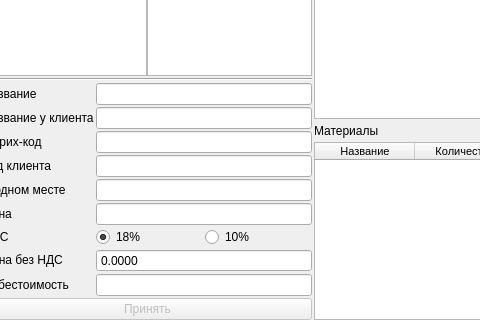
Old version of the form ui/article_test.ui in the repository Meller008/CRM-Avi; both pictures show x 224 to 704 and y 348 to 668 of the 1197 by 668 pixel window.
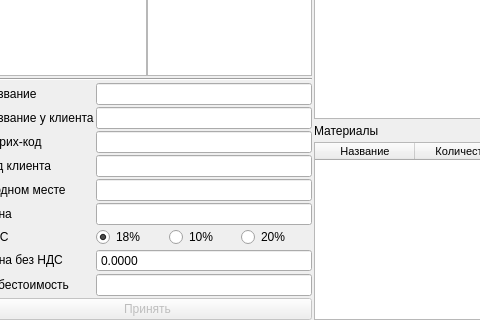
New version of the form.

Commit message: Работа - Добавления НДС 20% в артикула

The edit to the form file:
```diff
--- a/ui/article_test.ui
+++ b/ui/article_test.ui
@@ -631,6 +631,13 @@
               </property>
              </widget>
             </item>
+            <item>
+             <widget class="QRadioButton" name="rb_nds_3">
+              <property name="text">
+               <string>20%</string>
+              </property>
+             </widget>
+            </item>
            </layout>
           </item>
           <item row="10" column="0">
```
The commit also changes 1 other file.
